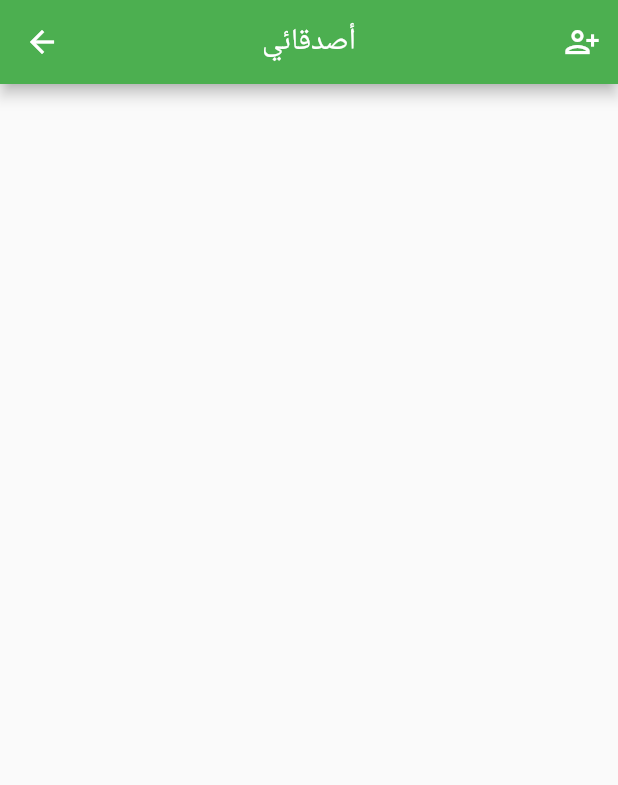
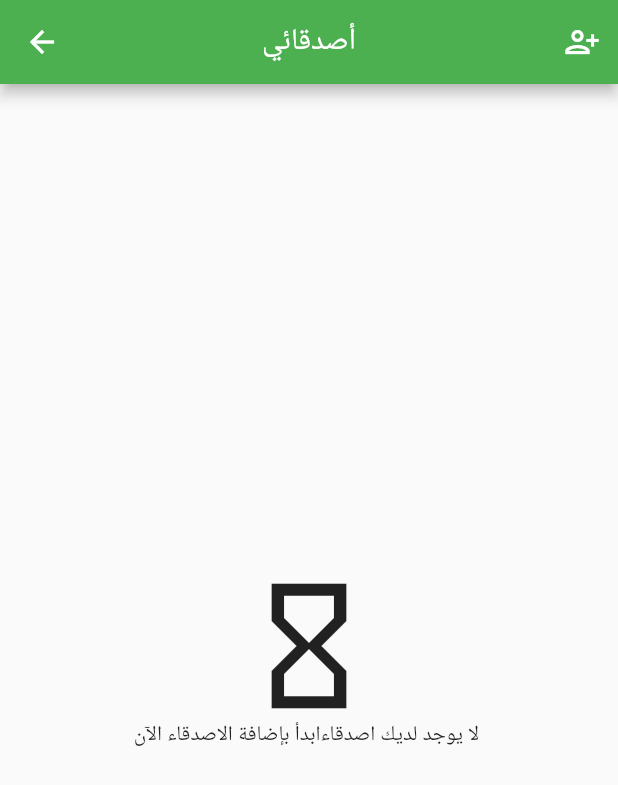
Before and after one commit to Hams-FA/Jamia, a Flutter app: the ViewAndDeleteFriends screen opened by its route, on a phone screen of 412 x 824 dp. Shown: the top 785 px of the screen. Run offline on Flutter 3.47's test engine with Material 2 defaults, Android fonts, the phone set to English and light mode, and no system bars; our stand-ins replace awesome_notifications, cloud_firestore, date_time_picker, firebase_auth, firebase_core, firebase_messaging and 3 more; missing offline and left inert: cron, flutter_stripe; accounts and stored records are empty.

Commit message:
ruba and afnan please check

```diff
--- a/Jamia-notification/Jamia-notification_AfnanAndRuba/sprint/lib/screens/ViewAndDeleteFriends.dart
+++ b/Jamia-notification/Jamia-notification_AfnanAndRuba/sprint/lib/screens/ViewAndDeleteFriends.dart
@@ -106,11 +106,36 @@ class _ViewAndDeleteFriendsState extends State<ViewAndDeleteFriends> {
                 .collection('friends')
                 .snapshots(),
             builder: (context, snapshots) {
-              return (snapshots.connectionState == ConnectionState.waiting)
-                  ? Center(
+              if (snapshots.connectionState == ConnectionState.waiting) {
+                return Center(
                   child: CircularProgressIndicator(),
-                    )
-                  : ListView.builder(
+                );
+              }
+              if (snapshots.hasError) {
+                return Center(
+                  child: Text("حدث خطأ ما ...."),
+                );
+              }
+
+              if (snapshots.hasData) {
+                final reqts = snapshots.data!.docs;
+                if (reqts.isEmpty) {
+                  return Center(
+                    child: Column(
+                      mainAxisSize: MainAxisSize.min,
+                      children: [
+                        Icon(
+                          Icons.hourglass_empty,
+                          size: 100,
+                        ),
+                        Text(' لا يوجد لديك اصدقاءابدأ بإضافة الاصدقاء الآن',
+                            ),
+                      ],
+                    ),
+                  );
+                }
+
+                return ListView.builder(
                     itemCount: snapshots.data!.docs.length,
                     itemBuilder: (context, index) {
                       var data = snapshots.data!.docs[index].data()
@@ -124,8 +149,8 @@ class _ViewAndDeleteFriendsState extends State<ViewAndDeleteFriends> {
                           },
                         );
                         Widget continueButton = TextButton(
-                            style: TextButton.styleFrom(
-                                foregroundColor: Colors.red),
+                          style:
+                              TextButton.styleFrom(foregroundColor: Colors.red),
                           child: Text("حذف"),
                           onPressed: () {
                             Colors.black38;
@@ -164,10 +189,10 @@ class _ViewAndDeleteFriendsState extends State<ViewAndDeleteFriends> {
                         );
                       }
 
-                        if (data['fname']
+                      /*if (data['fname']
                           .toString()
                           .toLowerCase()
-                            .startsWith(name.toLowerCase())) {
+                          .startsWith(name.toLowerCase())) { */
                       return ListTile(
                         title: Text(
                           data['fname'] + " " + data['lname'],
@@ -207,9 +232,13 @@ class _ViewAndDeleteFriendsState extends State<ViewAndDeleteFriends> {
                               ),
                             ]),
                       );
+                      /*return Container();
+                      } */
+                    });
               }
-                        return Container();
-                      });
+              return Expanded(
+                child: Center(child: Text('عذراً، لا يوجد لديك اصدقاء')),
+              );
             },
           ),
         ));
--- a/Jamia-notification/Jamia-notification_AfnanAndRuba/sprint/lib/screens/inviteFriends.dart
+++ b/Jamia-notification/Jamia-notification_AfnanAndRuba/sprint/lib/screens/inviteFriends.dart
@@ -190,7 +190,7 @@ class _inviteFriendsState extends State<inviteFriends> {
                       print(selectedEmails.length);*/
                                     docInviteFriends
                                         .doc(element)
-                                        .set({'status': 'pending'});
+                                        .set({'status': 'pending' });
 
                                     /*final updateRequestList = FirebaseFirestore.instance
                           .collection('requestList')
```
Also changed, not shown: Jamia-notification/Jamia-notification_AfnanAndRuba/sprint/lib/screens/firebase_user_details.dart (+29 -19 lines). Lines whose indentation alone changed are shown as unchanged.
